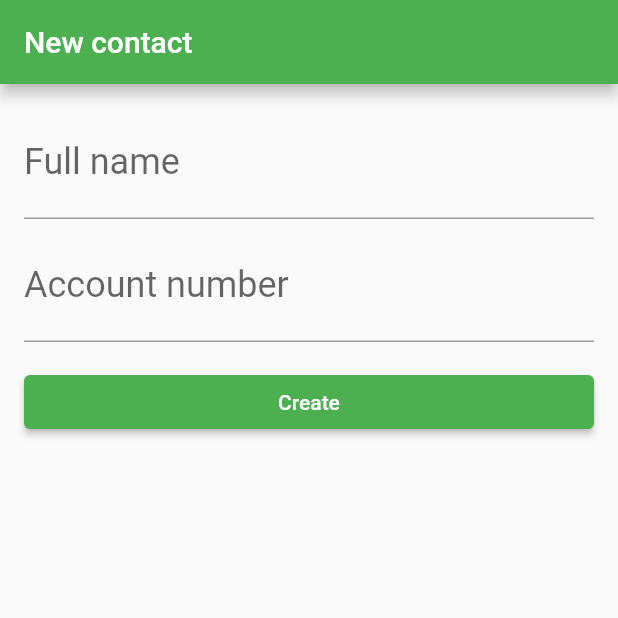
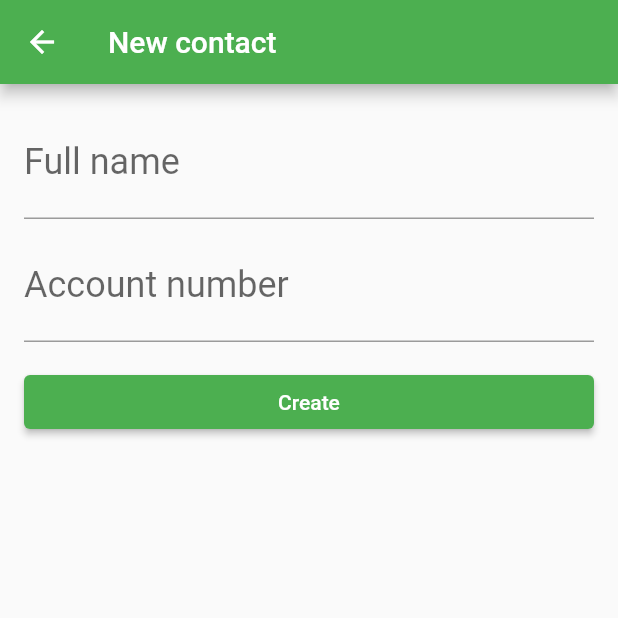
Before and after one commit to lucasvini382/bytebank-feat, a Flutter app: the ContactForm screen opened directly, after a tap on "Create", on a phone screen of 412 x 824 dp, the top half of it. Run offline on Flutter 3.47's test engine with Material 2 defaults, Android fonts, the phone set to English and light mode, and no system bars.

Commit message:
feature: :sparkles: cria integração entre telas e cria classe de contatos.

```diff
--- a/lib/main.dart
+++ b/lib/main.dart
@@ -27,7 +27,7 @@ class Bytebank extends StatelessWidget {
             textTheme: ButtonTextTheme.primary
         ),
       ),
-      home: ContactForm(),
+      home: Dashboard(),
     );
   }
 }
--- /dev/null
+++ b/lib/models/contact.dart
@@ -0,0 +1,11 @@
+class Contact{
+  final String name;
+  final int accountNumber;
+
+  Contact(this.name, this.accountNumber);
+
+  @override
+  String toString() {
+    return 'Contact{name: $name, accountNumber: $accountNumber}';
+  }
+}
--- a/lib/screens/contact_form.dart
+++ b/lib/screens/contact_form.dart
@@ -1,7 +1,19 @@
 import 'package:flutter/material.dart';
 
-class ContactForm extends StatelessWidget {
+import '../models/contact.dart';
+
+class ContactForm extends StatefulWidget {
   const ContactForm({Key? key}) : super(key: key);
+
+  @override
+  State<ContactForm> createState() => _ContactFormState();
+}
+
+class _ContactFormState extends State<ContactForm> {
+  final TextEditingController _nameController = TextEditingController();
+
+  final TextEditingController _accountNumberController =
+      TextEditingController();
 
   @override
   Widget build(BuildContext context) {
@@ -14,12 +26,14 @@ class ContactForm extends StatelessWidget {
         child: Column(
           children: <Widget>[
             TextField(
+              controller: _nameController,
               decoration: InputDecoration(labelText: 'Full name'),
               style: TextStyle(fontSize: 24.0),
             ),
             Padding(
               padding: const EdgeInsets.only(top: 8.0),
               child: TextField(
+                controller: _accountNumberController,
                 decoration: InputDecoration(labelText: 'Account number'),
                 style: TextStyle(fontSize: 24.0),
                 keyboardType: TextInputType.number,
@@ -29,8 +43,15 @@ class ContactForm extends StatelessWidget {
               padding: const EdgeInsets.only(top: 16.0),
               child: SizedBox(
                   width: double.maxFinite,
-                  child:
-                      ElevatedButton(child: Text('Create'), onPressed: () {})),
+                  child: ElevatedButton(
+                      child: Text('Create'),
+                      onPressed: () {
+                        final String name = _nameController.text;
+                        final int accountNumber =
+                            int.parse(_accountNumberController.text);
+                        final Contact newContact = Contact(name, accountNumber);
+                        Navigator.pop(context, newContact);
+                      })),
             ),
           ],
         ),
```
Also changed, not shown: lib/screens/contacts_list.dart (+12 -1 lines).
